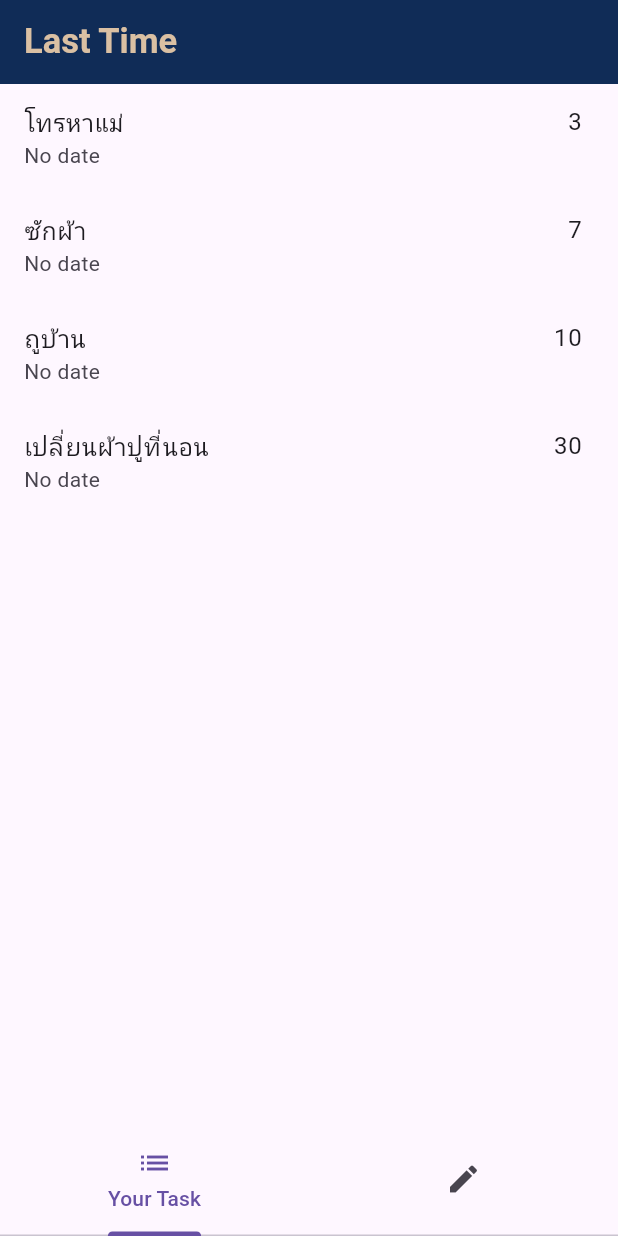
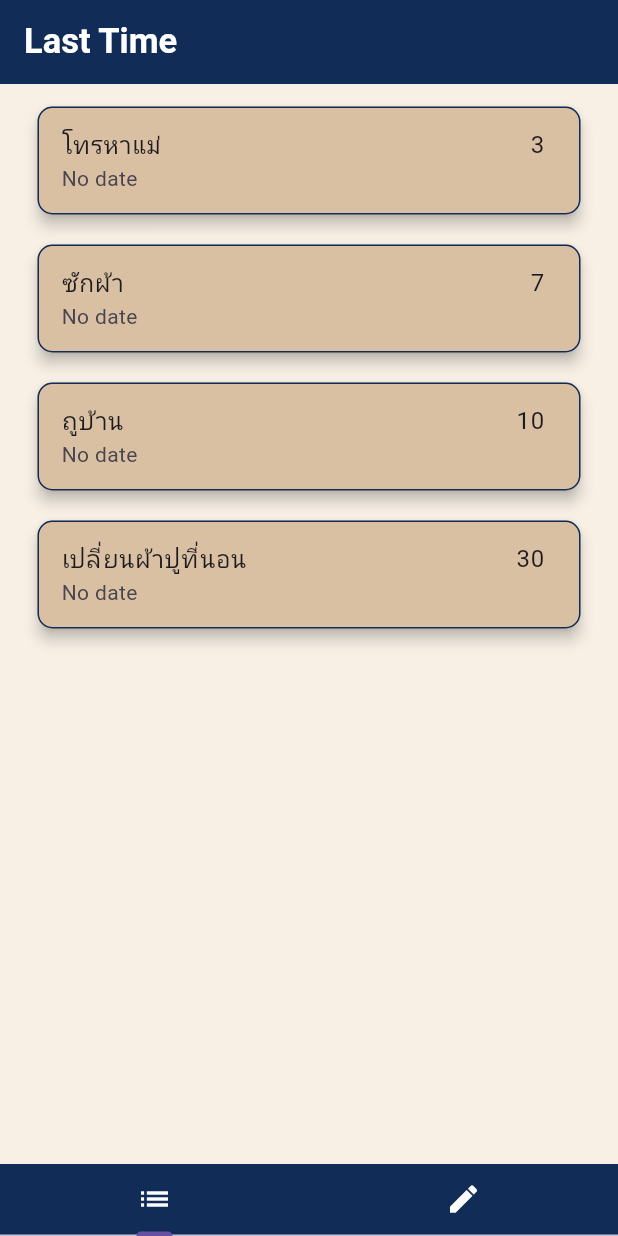
Before and after one commit to oBR1o/lasttime_app, a Flutter app: the screen it shows after launch, on a phone screen of 412 x 824 dp. Run offline on Flutter 3.47's test engine with Material 3 defaults, Android fonts, the light colour scheme and no system bars; our stand-ins replace bloc, equatable, flutter_bloc.

Commit message:
Add Shadow and Border in card

```diff
--- a/lib/widgets/home_page.dart
+++ b/lib/widgets/home_page.dart
@@ -15,26 +15,35 @@ class HomePage extends StatelessWidget {
           title: const Text(
             'Last Time',
             style: TextStyle(
-              color: Color.fromARGB(255, 218, 192, 163),
+              color: Colors.white,
               fontSize: 23,
               fontWeight: FontWeight.bold,
             ),
           ),
           backgroundColor: const Color.fromARGB(255, 16, 44, 87),
         ),
-        body: const TabBarView(
-          children: [
-            LastTimePage(),
-            Text('This is create Task page'),
-          ],
+        body: Container(
+          decoration: const BoxDecoration(color: Color.fromARGB(255, 248, 240, 229) ),
+          child: const TabBarView(
+            children: [
+              LastTimePage(),
+              Text('This is create Task page'),
+            ],
+          ),
         ),
-        bottomNavigationBar: const TabBar(tabs: [
-          Tab(
-            icon: Icon(Icons.list),
-            text: 'Your Task',
+        bottomNavigationBar: Container(
+          decoration: const BoxDecoration(color: Color.fromARGB(255, 16, 44, 87),),
+          child: const TabBar(
+            tabs: [
+              Tab(
+                icon: Icon(Icons.list, color: Colors.white),
+              ),
+              Tab(
+                icon: Icon(Icons.create, color: Colors.white),
+              ),
+            ],
           ),
-          Tab(icon: Icon(Icons.create)),
-        ]),
+        ),
       ),
     );
   }
--- a/lib/widgets/lasttime_list.dart
+++ b/lib/widgets/lasttime_list.dart
@@ -8,7 +8,7 @@ class LastTimeList extends StatelessWidget {
   @override
   Widget build(BuildContext context) {
     final items = context.select((LastTimeBloc bloc) => bloc.state.items);
-    return Expanded(
+    return LimitedBox(
       child: items.isEmpty
           ? const SizedBox(
               height: 200,
@@ -21,7 +21,25 @@ class LastTimeList extends StatelessWidget {
           : ListView.builder(
               itemCount: items.length,
               itemBuilder: (context, index) {
-                return ListTile(
+                return Column(
+                  children: [
+                    const SizedBox(
+                      height: 10,
+                    ),
+                    Card(
+                      color: const Color.fromARGB(255, 218, 192, 163),
+                      elevation: 4,
+                      shape: RoundedRectangleBorder(
+                        borderRadius: BorderRadius.circular(10),
+                        side: const BorderSide(color: Color.fromARGB(255, 16, 44, 87), width: 1),
+                      ),
+                      margin: const EdgeInsets.only(
+                        left: 25,
+                        right: 25,
+                        top: 5,
+                        bottom: 5,
+                      ),
+                      child: ListTile(
                         title: Row(
                           mainAxisAlignment: MainAxisAlignment.spaceBetween,
                           children: [
@@ -34,6 +52,9 @@ class LastTimeList extends StatelessWidget {
                         subtitle: Text(
                           items[index].lastAction?.toString() ?? 'No date',
                         ),
+                      ),
+                    )
+                  ],
                 );
               },
             ),
```
Lines whose indentation alone changed are shown as unchanged.
